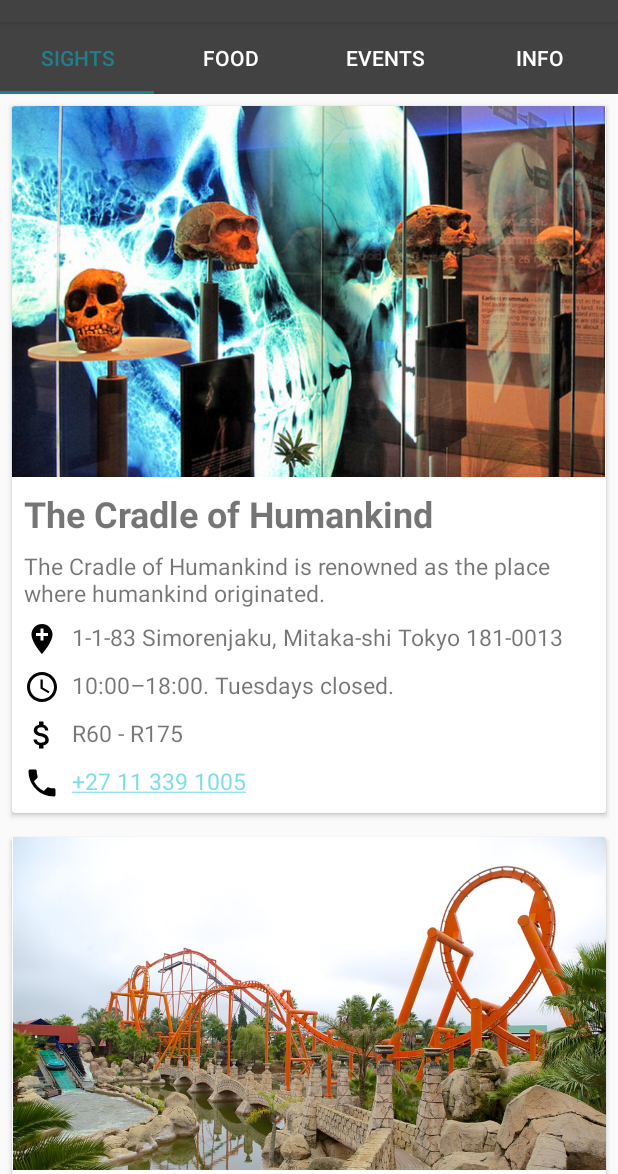
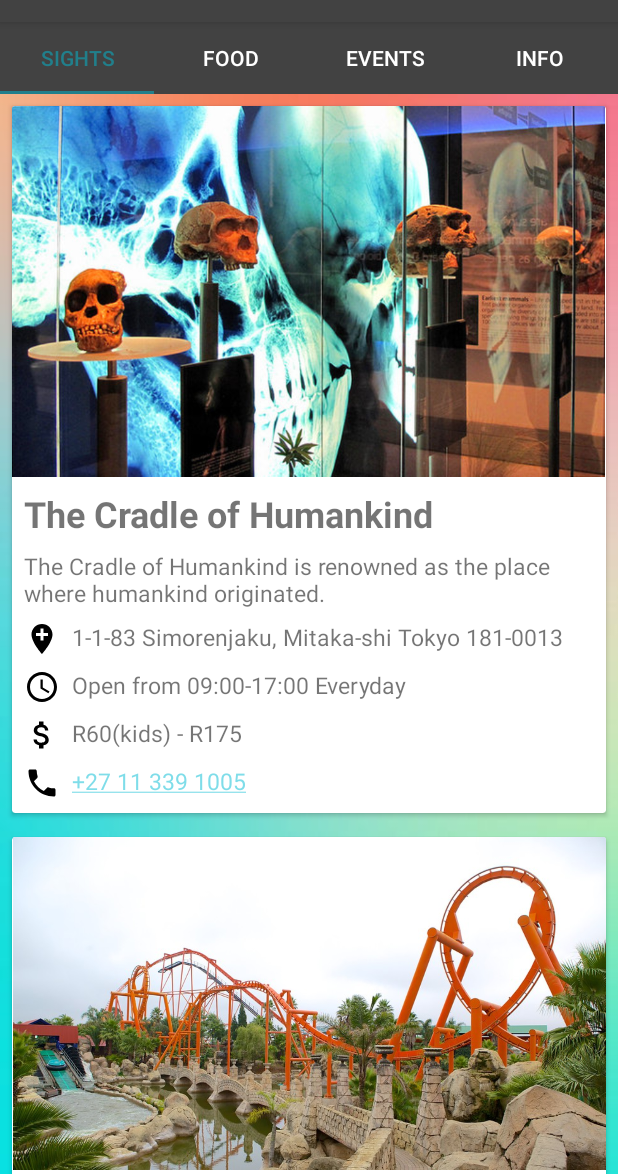
Before and after one commit to Cordlesswire/SouthernUtopiav2, an Android app: the screen it shows after launch (MainActivity), on a phone screen of 412 x 824 dp, the part 62-1236 px from its top. Run offline under Robolectric (Android 15) with nearby library versions, the phone set to English and light mode, and no system bars.

Commit message:
Initial Commit

```diff
--- a/app/src/main/res/layout/list_item.xml
+++ b/app/src/main/res/layout/list_item.xml
@@ -70,8 +70,5 @@
                 style="@style/locationAddressSchedulePricePhone"/>
 
         </LinearLayout>
-
-
     </android.support.v7.widget.CardView>
-
 </LinearLayout>
--- a/app/src/main/res/layout/locations_list.xml
+++ b/app/src/main/res/layout/locations_list.xml
@@ -3,9 +3,9 @@
     android:layout_width="match_parent"
     android:layout_height="match_parent"
     android:id="@+id/listView"
+    android:background="@drawable/list_background"
     android:orientation="vertical"
     android:drawSelectorOnTop="true"
     android:divider="@null"
     android:dividerHeight="0dp">
-
 </ListView>
--- a/app/src/main/res/values/strings.xml
+++ b/app/src/main/res/values/strings.xml
@@ -164,16 +164,14 @@
 
 
 
-
-
      <!-- All Sights -->
                   <!-- Sight Location 1 -->
     <string name="sight_humankind_name">The Cradle of Humankind</string>
     <string name="sight_humankind_description">The Cradle of Humankind is renowned as the place where humankind originated.</string>
     <string name="sight_humankind_address">1-1-83 Simorenjaku, Mitaka-shi Tokyo 181-0013</string>
     <string name="sight_humankind_phone">+27 11 339 1005</string>
-    <string name="sight_humankind_schedule">10:00–18:00. Tuesdays closed.</string>
-    <string name="sight_humankind_price">R60 - R175</string>
+    <string name="sight_humankind_schedule">Open from 09:00-17:00 Everyday</string>
+    <string name="sight_humankind_price">R60(kids) - R175</string>
 
 
                  <!-- Sight Location 2 -->
```
Also changed, not shown: app/src/main/res/drawable/list_background.jpg (added).
